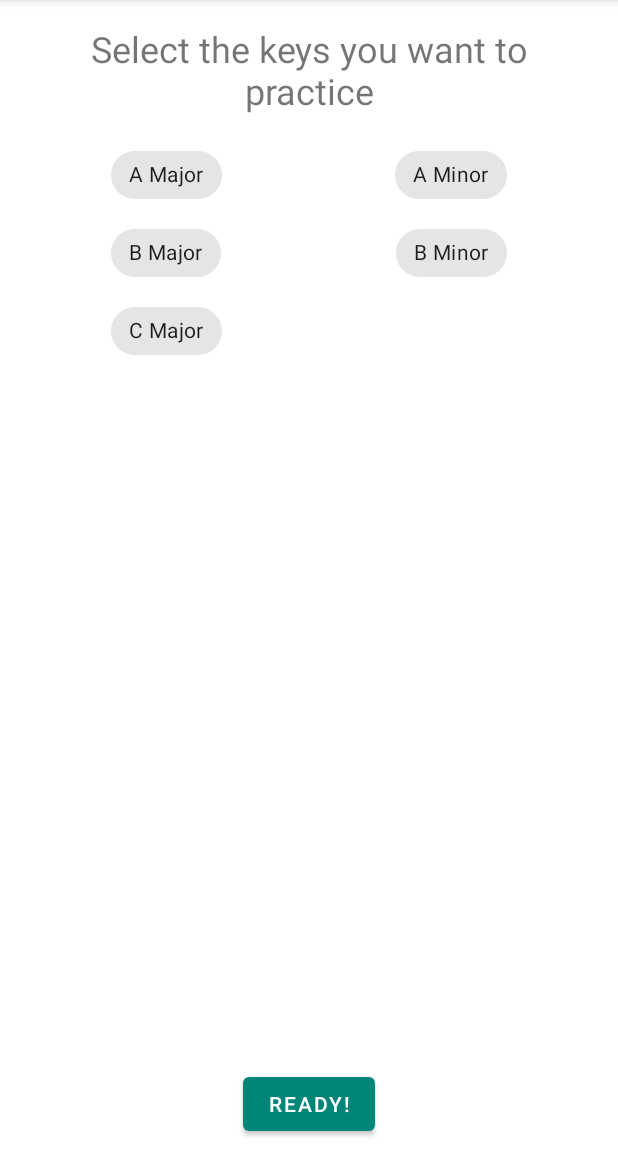
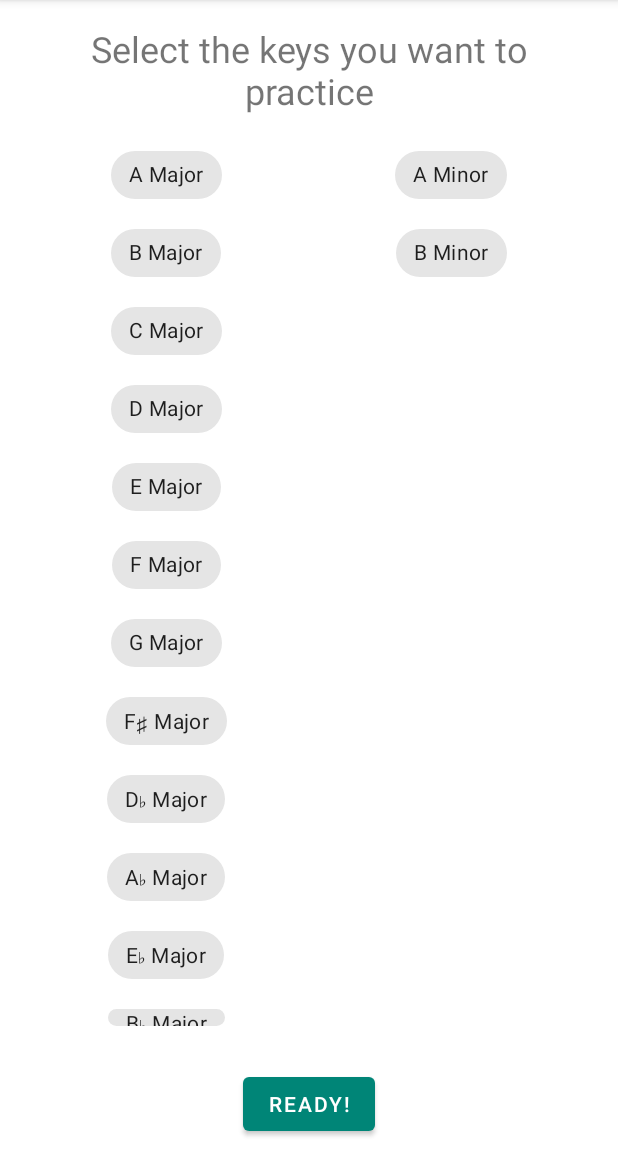
Before and after one commit to JPUF/MusicPracticePrompter, an Android app: the CustomKeyFragment screen opened through its navigation route, on a phone screen of 412 x 824 dp, the part 84-1236 px from its top. Run offline under Robolectric (Android 15) with nearby library versions, the phone set to English and light mode, and no system bars; our stand-ins replace data binding, navigation-ui.

Commit message:
Added all major keys to custom select.

```diff
--- a/app/src/main/res/layout/fragment_custom_key.xml
+++ b/app/src/main/res/layout/fragment_custom_key.xml
@@ -38,6 +38,43 @@
                         android:layout_width="wrap_content"
                         android:layout_height="wrap_content" android:id="@+id/cMajorChip" android:checkable="true"
                         android:text="C Major" android:layout_gravity="center" android:layout_marginBottom="4dp"/>
+                <com.google.android.material.chip.Chip
+                        android:layout_width="wrap_content"
+                        android:layout_height="wrap_content" android:id="@+id/dMajorChip" android:checkable="true"
+                        android:text="D Major" android:layout_gravity="center" android:layout_marginBottom="4dp"/>
+                <com.google.android.material.chip.Chip
+                        android:layout_width="wrap_content"
+                        android:layout_height="wrap_content" android:id="@+id/eMajorChip" android:checkable="true"
+                        android:text="E Major" android:layout_gravity="center" android:layout_marginBottom="4dp"/>
+                <com.google.android.material.chip.Chip
+                        android:layout_width="wrap_content"
+                        android:layout_height="wrap_content" android:id="@+id/fMajorChip" android:checkable="true"
+                        android:text="F Major" android:layout_gravity="center" android:layout_marginBottom="4dp"/>
+                <com.google.android.material.chip.Chip
+                        android:layout_width="wrap_content"
+                        android:layout_height="wrap_content" android:id="@+id/gMajorChip" android:checkable="true"
+                        android:text="G Major" android:layout_gravity="center" android:layout_marginBottom="4dp"/>
+                <com.google.android.material.chip.Chip
+                        android:layout_width="wrap_content"
+                        android:layout_height="wrap_content" android:id="@+id/fsMajorChip" android:checkable="true"
+                        android:text="F♯ Major" android:layout_gravity="center" android:layout_marginBottom="4dp"/>
+                <com.google.android.material.chip.Chip
+                        android:layout_width="wrap_content"
+                        android:layout_height="wrap_content" android:checkable="true"
+                        android:text="D♭ Major" android:layout_gravity="center" android:layout_marginBottom="4dp"
+                        android:id="@+id/dfMajorChip"/>
+                <com.google.android.material.chip.Chip
+                        android:layout_width="wrap_content"
+                        android:layout_height="wrap_content" android:id="@+id/afMajorChip" android:checkable="true"
+                        android:text="A♭ Major" android:layout_gravity="center" android:layout_marginBottom="4dp"/>
+                <com.google.android.material.chip.Chip
+                        android:layout_width="wrap_content"
+                        android:layout_height="wrap_content" android:id="@+id/efMajorChip" android:checkable="true"
+                        android:text="E♭ Major" android:layout_gravity="center" android:layout_marginBottom="4dp"/>
+                <com.google.android.material.chip.Chip
+                        android:layout_width="wrap_content"
+                        android:layout_height="wrap_content" android:id="@+id/bfMajorChip" android:checkable="true"
+                        android:text="B♭ Major" android:layout_gravity="center" android:layout_marginBottom="4dp"/>
             </LinearLayout>
             <LinearLayout
                     android:orientation="vertical"
```
Also changed, not shown: app/src/main/java/com/jlbennett/musicpracticeprompter/CustomKeyFragment.kt (+3 -4 lines).
